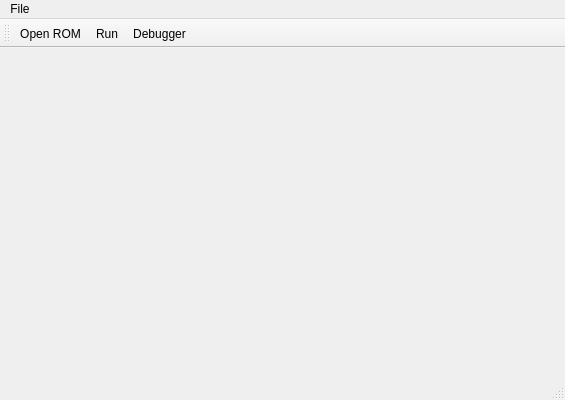
First picture: the form in QtChip8Emulator/QtChip8Emulator.ui, repository StereoMajk/Chip8Emulator, before the edit.
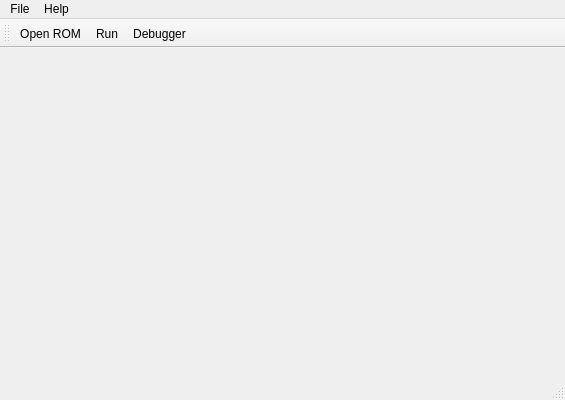
Second picture: the form after the edit. Icons and pictures are not drawn.

The edit to the form file:
```diff
--- a/QtChip8Emulator/QtChip8Emulator.ui
+++ b/QtChip8Emulator/QtChip8Emulator.ui
@@ -36,7 +36,14 @@
     <addaction name="actionOpen"/>
     <addaction name="actionQuit"/>
    </widget>
+   <widget class="QMenu" name="menuHelp">
+    <property name="title">
+     <string>Help</string>
+    </property>
+    <addaction name="actionAbout"/>
+   </widget>
    <addaction name="menuFile"/>
+   <addaction name="menuHelp"/>
   </widget>
   <widget class="QToolBar" name="mainToolBar">
    <attribute name="toolBarArea">
```
Left out of the diff: 35 changed lines with no effect on the pictures.
